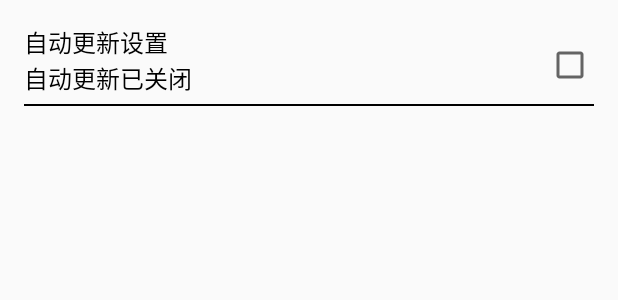
After one commit to acejk/MobileSafe, an Android app: the layout activity_setting.xml on its own in the app's theme, with its tools: preview values and no code run, on a phone screen of 412 x 824 dp. The commit adds this screen. Shown: the top 300 px of the screen. Run offline under Robolectric (Android 15) with nearby library versions, the phone set to English and light mode, and no system bars.

Commit message:
设置界面更新操作

```diff
--- a/app/src/main/AndroidManifest.xml
+++ b/app/src/main/AndroidManifest.xml
@@ -20,6 +20,8 @@
         </activity>
         <activity android:name=".activity.HomeActivity">
         </activity>
+        <activity android:name=".activity.SettingActivity">
+        </activity>
     </application>
 
 </manifest>
--- /dev/null
+++ b/app/src/main/java/com/oscar/mobilesafe/view/SettingItemView.java
@@ -0,0 +1,56 @@
+package com.oscar.mobilesafe.view;
+
+import android.content.Context;
+import android.util.AttributeSet;
+import android.view.View;
+import android.widget.CheckBox;
+import android.widget.RelativeLayout;
+import android.widget.TextView;
+
+import com.oscar.mobilesafe.R;
+
+/**
+ * Created by Administrator on 2016/8/30 0030.
+ */
+public class SettingItemView extends RelativeLayout {
+    private TextView mTvTitle;
+    private TextView mTvDes;
+    private CheckBox mCb;
+
+    public SettingItemView(Context context) {
+        this(context, null);
+    }
+
+    public SettingItemView(Context context, AttributeSet attrs) {
+        this(context, attrs, 0);
+    }
+
+    public SettingItemView(Context context, AttributeSet attrs, int defStyleAttr) {
+        super(context, attrs, defStyleAttr);
+
+        View.inflate(context, R.layout.setting_item_view, this);
+
+        mTvTitle = (TextView) findViewById(R.id.tv_title);
+        mTvDes = (TextView) findViewById(R.id.tv_des);
+        mCb = (CheckBox) findViewById(R.id.cb);
+    }
+
+    /**
+     * 是否选中复选框
+     * @return
+     */
+    public boolean isCheck() {
+        return mCb.isChecked();
+    }
+
+
+    public void setCheck(boolean isCheck) {
+        mCb.setChecked(isCheck);
+        if(isCheck) {
+            mTvDes.setText("自动更新已开启");
+        } else {
+            mTvDes.setText("自动更新已关闭");
+        }
+    }
+
+}
--- /dev/null
+++ b/app/src/main/res/layout/activity_setting.xml
@@ -0,0 +1,16 @@
+<?xml version="1.0" encoding="utf-8"?>
+<LinearLayout
+    xmlns:android="http://schemas.android.com/apk/res/android"
+    xmlns:tools="http://schemas.android.com/tools"
+    android:layout_width="match_parent"
+    android:layout_height="match_parent"
+    android:orientation="vertical"
+    tools:context="com.oscar.mobilesafe.activity.SettingActivity">
+
+    <com.oscar.mobilesafe.view.SettingItemView
+        android:id="@+id/setting"
+        android:layout_width="wrap_content"
+        android:layout_height="wrap_content">
+    </com.oscar.mobilesafe.view.SettingItemView>
+
+</LinearLayout>
--- /dev/null
+++ b/app/src/main/res/layout/setting_item_view.xml
@@ -0,0 +1,51 @@
+<?xml version="1.0" encoding="utf-8"?>
+<RelativeLayout xmlns:android="http://schemas.android.com/apk/res/android"
+                android:layout_width="match_parent"
+                android:layout_height="wrap_content"
+                android:padding="16dp"
+    >
+
+    <RelativeLayout
+        android:layout_width="match_parent"
+        android:layout_height="wrap_content">
+
+        <TextView
+            android:id="@+id/tv_title"
+            android:layout_width="wrap_content"
+            android:layout_height="wrap_content"
+            android:text="自动更新设置"
+            android:textSize="16sp"
+            android:textColor="#000000"
+            />
+
+        <TextView
+            android:id="@+id/tv_des"
+            android:layout_width="wrap_content"
+            android:layout_height="wrap_content"
+            android:text="自动更新已关闭"
+            android:textSize="16sp"
+            android:textColor="#000000"
+            android:layout_below="@id/tv_title"
+            />
+
+        <CheckBox
+            android:id="@+id/cb"
+            android:layout_width="wrap_content"
+            android:layout_height="wrap_content"
+            android:layout_alignParentRight="true"
+            android:layout_centerVertical="true"
+            android:clickable="false"
+            android:focusable="false"
+            android:focusableInTouchMode="false"
+            />
+
+        <View
+            android:layout_width="match_parent"
+            android:layout_height="1dp"
+            android:layout_below="@id/tv_des"
+            android:background="#000000"
+            android:layout_marginTop="5dp"
+            />
+    </RelativeLayout>
+
+</RelativeLayout>
```
Also changed, not shown: app/src/main/java/com/oscar/mobilesafe/activity/HomeActivity.java (+12 -0 lines), app/src/main/java/com/oscar/mobilesafe/activity/SettingActivity.java (added, +36 -0 lines).
